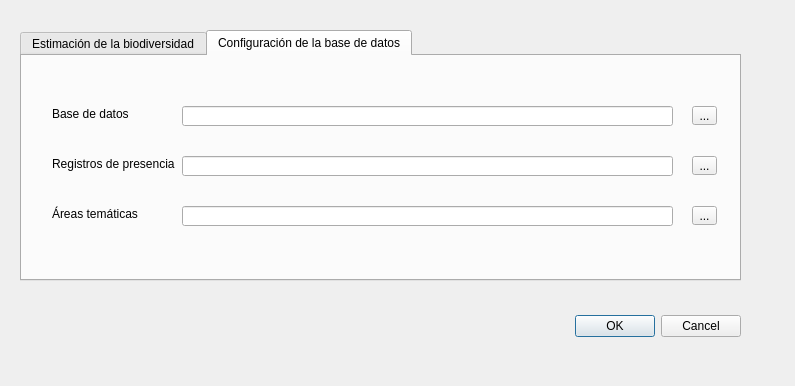
Qt form estimacion_biodiversidad_dialog_base.ui (estimacion-biodiversidad/estimacion-biodiversidad-qgis-plugin) before a commit.
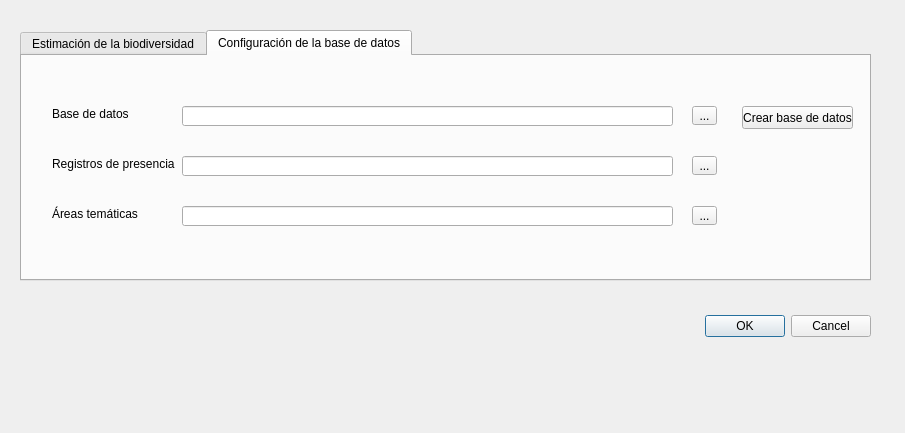
The same form after that commit.

Commit message: Add createDB() function

Patch:
```diff
--- a/estimacion_biodiversidad_dialog_base.ui
+++ b/estimacion_biodiversidad_dialog_base.ui
@@ -6,8 +6,8 @@
    <rect>
     <x>0</x>
     <y>0</y>
-    <width>795</width>
-    <height>386</height>
+    <width>905</width>
+    <height>433</height>
    </rect>
   </property>
   <property name="windowTitle">
@@ -16,7 +16,7 @@
   <widget class="QDialogButtonBox" name="button_box">
    <property name="geometry">
     <rect>
-     <x>400</x>
+     <x>530</x>
      <y>310</y>
      <width>341</width>
      <height>32</height>
@@ -34,7 +34,7 @@
     <rect>
      <x>20</x>
      <y>30</y>
-     <width>721</width>
+     <width>851</width>
      <height>251</height>
     </rect>
    </property>
@@ -158,6 +158,19 @@
       <string>...</string>
      </property>
     </widget>
+    <widget class="QPushButton" name="pb_createDB">
+     <property name="geometry">
+      <rect>
+       <x>720</x>
+       <y>50</y>
+       <width>111</width>
+       <height>23</height>
+      </rect>
+     </property>
+     <property name="text">
+      <string>Crear base de datos</string>
+     </property>
+    </widget>
    </widget>
   </widget>
  </widget>
```
The commit also changes 1 other file.
